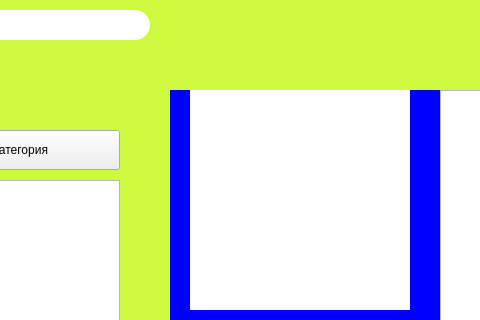
Above: Visual Programming/CourseWork/Part2/ReceptBook/mainwindow.ui from Krasnoffsky/Study before the change; both pictures show x 110 to 590 and y 0 to 320 of the 1219 by 636 pixel window. Below: the same form after it.
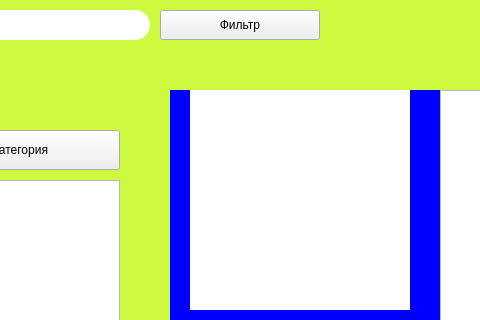
That is the form after the change. Icons and pictures are not drawn.

Commit message: Add search with filters CourseWork VP

The edit to the form file:
```diff
--- a/Visual Programming/CourseWork/Part2/ReceptBook/mainwindow.ui
+++ b/Visual Programming/CourseWork/Part2/ReceptBook/mainwindow.ui
@@ -240,6 +240,19 @@
      </rect>
     </property>
    </widget>
+   <widget class="QPushButton" name="filterButton">
+    <property name="geometry">
+     <rect>
+      <x>270</x>
+      <y>10</y>
+      <width>160</width>
+      <height>30</height>
+     </rect>
+    </property>
+    <property name="text">
+     <string>Фильтр</string>
+    </property>
+   </widget>
    <zorder>designLabel_big</zorder>
    <zorder>bestButton</zorder>
    <zorder>searchBox</zorder>
```
Left out of the diff: 3 changed lines with no effect on the pictures. The commit also changes 18 other files.
